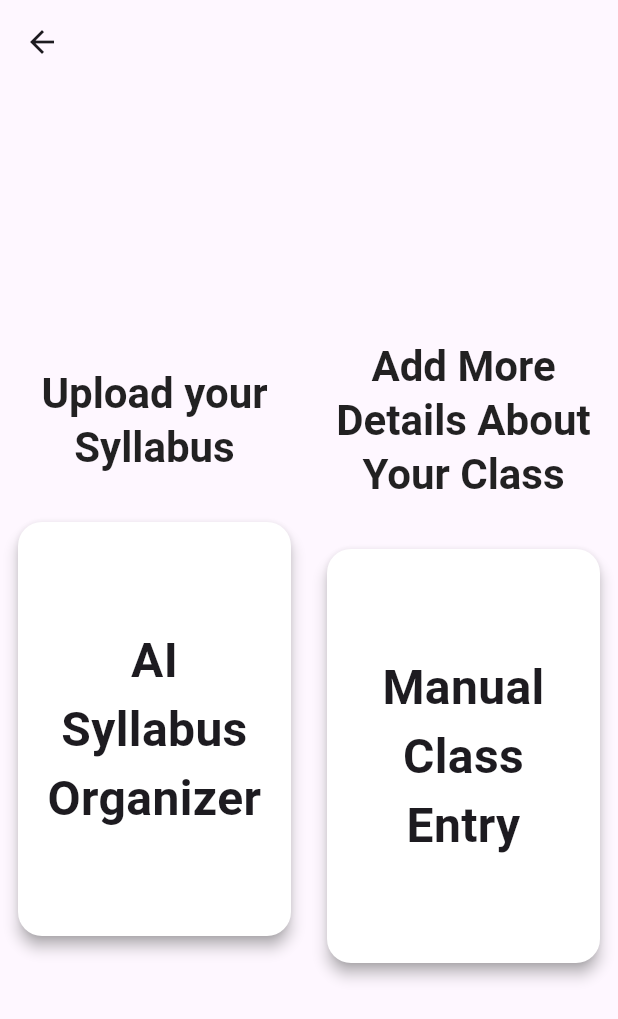
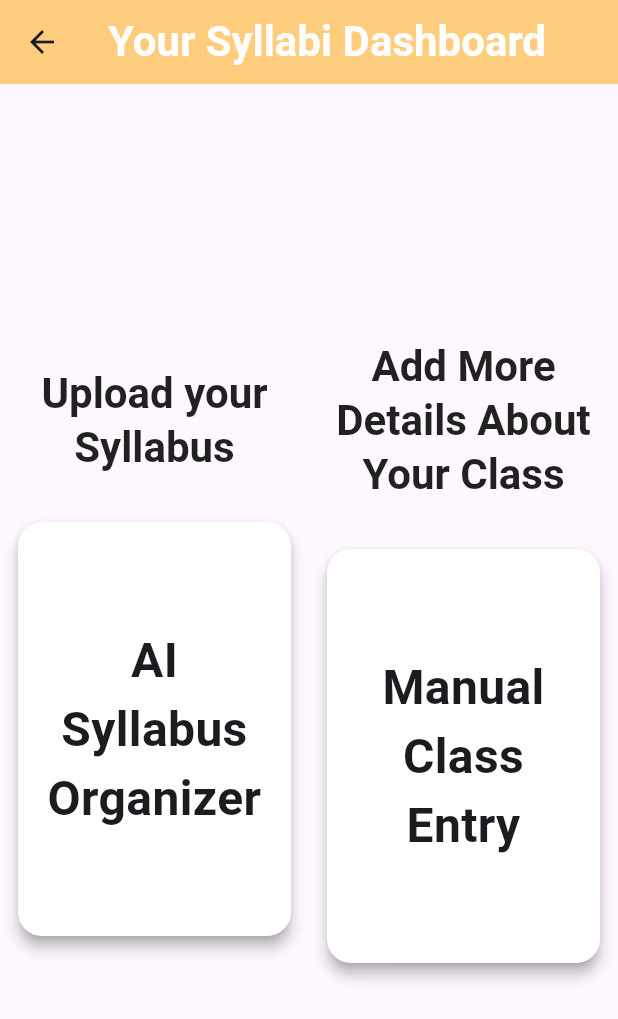
Before and after one commit to tyler-ham05/cruzhacks2025, a Flutter app: the screen it shows once a user with an empty profile is signed in, after a tap on the "add" icon, on a phone screen of 412 x 824 dp. Shown: the top 1019 px of the screen. Run offline on Flutter 3.47's test engine with Material 3 defaults, Android fonts, the phone set to English and light mode, and no system bars; our stand-ins replace cloud_firestore, firebase_auth, firebase_core, flutter_gemini; missing offline and left inert: firebase_ui_auth; accounts and stored records are empty; network calls fail.

Commit message:
More UI Improvements

```diff
--- a/syllabi.AI/lib/class_generator.dart
+++ b/syllabi.AI/lib/class_generator.dart
@@ -8,8 +8,13 @@ class ClassGenerator extends StatelessWidget {
   @override
   Widget build(BuildContext context) {
     return Scaffold(
-      appBar: AppBar(leading: BackButton(onPressed: (){Navigator.pop(context);}),),
+      appBar: AppBar(title: Text('Your Syllabi Dashboard' ,style: TextStyle(
+                  fontSize: 28,
+                  fontWeight: FontWeight.bold,
+                  color: Colors.white,),),
+          backgroundColor: Color.fromARGB(255, 255, 205, 125), leading: BackButton(onPressed: (){Navigator.pop(context);}),),
       body: Center(
+
   child: Row(
     mainAxisAlignment: MainAxisAlignment.center,
     crossAxisAlignment: CrossAxisAlignment.start,
--- a/syllabi.AI/lib/home.dart
+++ b/syllabi.AI/lib/home.dart
@@ -37,8 +37,20 @@ class _MyHomePageState extends State<MyHomePage> {
                           return CustomScrollView(
           slivers: [
             SliverAppBar(
-              title: Text("Your Dashboard", style: TextStyle(fontSize: 30)),
-              centerTitle: false,
+              backgroundColor: Colors.deepPurple,
+            expandedHeight: 120,
+            pinned: true,
+            flexibleSpace: FlexibleSpaceBar(
+              titlePadding: EdgeInsets.only(left: 16, bottom: 16),
+              title: Text(
+                "Your Dashboard",
+                style: TextStyle(
+                  fontSize: 28,
+                  fontWeight: FontWeight.bold,
+                  color: Colors.white,
+                ),
+              ),
+            ),
               actions: [
                 IconButton(
                   onPressed: () {
@@ -106,8 +118,20 @@ class _MyHomePageState extends State<MyHomePage> {
         return CustomScrollView(
           slivers: [
             SliverAppBar(
-              title: Text("Your Dashboard", style: TextStyle(fontSize: 30)),
-              centerTitle: false,
+              backgroundColor: const Color.fromARGB(255, 255, 205, 125),
+            expandedHeight: 1,
+            pinned: true,
+            flexibleSpace: FlexibleSpaceBar(
+              titlePadding: EdgeInsets.only(left: 16, bottom: 8),
+              title: Text(
+                "Your Syllabi Dashboard",
+                style: TextStyle(
+                  fontSize: 28,
+                  fontWeight: FontWeight.bold,
+                  color: Colors.white,
+                ),
+              ),
+            ),
               actions: [
                 IconButton(
                   onPressed: () {
@@ -149,8 +173,21 @@ class _MyHomePageState extends State<MyHomePage> {
                         ),
                       );
                     },
-                    child: Card(child: Text(fullData[index]["course_name"])),
-                  );
+                    child: Card(shape: RoundedRectangleBorder(
+                          borderRadius: BorderRadius.circular(16)), elevation: 4,
+                      child: Padding(
+                        padding: const EdgeInsets.all(12.0),
+                        child: Column(
+                          mainAxisAlignment: MainAxisAlignment.center,
+                          children: [
+                            SizedBox(height: 12),
+                            Text(
+                              tempdata[index],
+                              style: TextStyle(
+                                fontWeight: FontWeight.w600,
+                                fontSize: 40,
+                              ),),]
+                  ),),),);
                 } else {
                   return GestureDetector(
                     onTap: () {
```
Also changed, not shown: syllabi.AI/lib/ai_syllabus_reader.dart (+9 -2 lines), syllabi.AI/lib/class_view.dart (+9 -1 lines).
